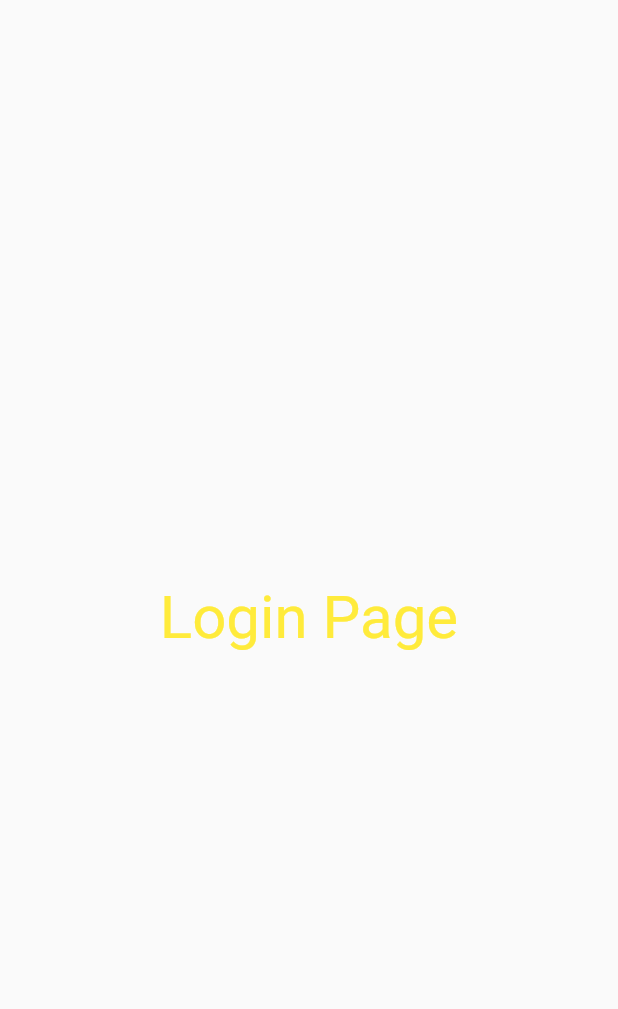
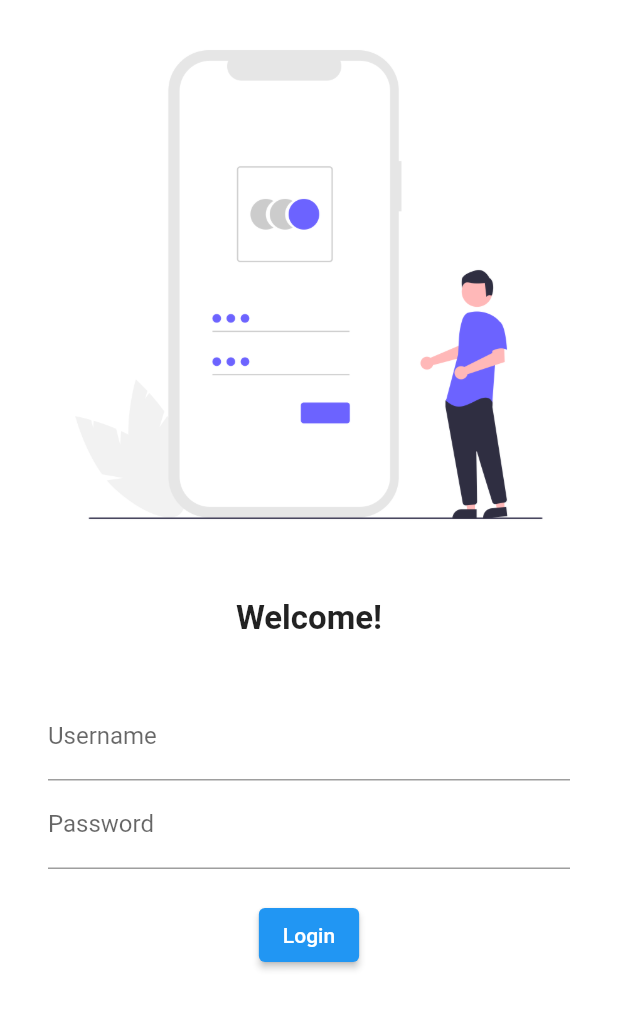
Before and after one commit to 4ur1X/FlutterLearn, a Flutter app: the screen it shows after launch, on a phone screen of 412 x 824 dp. Shown: the top 1009 px of the screen. Run offline on Flutter 3.47's test engine with Material 2 defaults, Android fonts, the phone set to English and light mode, and no system bars.

Commit message:
Day 4 commit

```diff
--- a/lib/Pages/login_page.dart
+++ b/lib/Pages/login_page.dart
@@ -6,12 +6,45 @@ class LoginPage extends StatelessWidget {
   @override
   Widget build(BuildContext context) {
     return Material(
-      child: Center(
-        child: Text(
-          "Login Page",
-          style: TextStyle(fontSize: 40, color: Colors.yellow),
-        ),
-      ),
+      color: Colors.white,
+      child: Column(
+        children: [
+          Image.asset("assets/images/login_image.png"),
+          SizedBox(height: 20.0,),
+          Text("Welcome!", style: TextStyle(
+            fontSize: 22,
+            fontWeight: FontWeight.bold
+          ),),
+          SizedBox(height: 20.0,),
+          Padding(
+            padding: const EdgeInsets.symmetric(vertical: 16.0, horizontal: 32.0),
+            child: Column(
+              children: [
+                TextFormField(
+                  decoration: InputDecoration(
+                    hintText: "Enter your Username",
+                    labelText: "Username"
+                  ),
+                ),
+                TextFormField(
+                  obscureText: true,
+                  decoration: InputDecoration(
+                    hintText: "Enter your Password",
+                    labelText: "Password"
+                  ),
+                ),
+                SizedBox(height: 20.0,),
+                ElevatedButton(onPressed: (){
+                  print("Pressed");
+                },
+                child: Text("Login"),
+                ),
+              ],
+            ),
+          )
+
+        ],
+      )
     );
   }
 }
--- a/lib/main.dart
+++ b/lib/main.dart
@@ -13,8 +13,7 @@ class MyApp extends StatelessWidget {
   @override
   Widget build(BuildContext context) {
     return MaterialApp(
-      themeMode: ThemeMode.system,
-      darkTheme: ThemeData(brightness: Brightness.dark),
+      initialRoute: "/login",
       routes: {
         "/": (context) => LoginPage(),
         "/home": (context) => HomePage(),
--- a/pubspec.yaml
+++ b/pubspec.yaml
@@ -45,8 +45,8 @@ flutter:
   uses-material-design: true
 
   # To add assets to your application, add an assets section, like this:
-  # assets:
-  #   - images/a_dot_burr.jpeg
+  assets:
+    - assets/images/
   #   - images/a_dot_ham.jpeg
 
   # An image asset can refer to one or more resolution-specific "variants", see
```
Also changed, not shown: assets/images/login_image.png (added).
